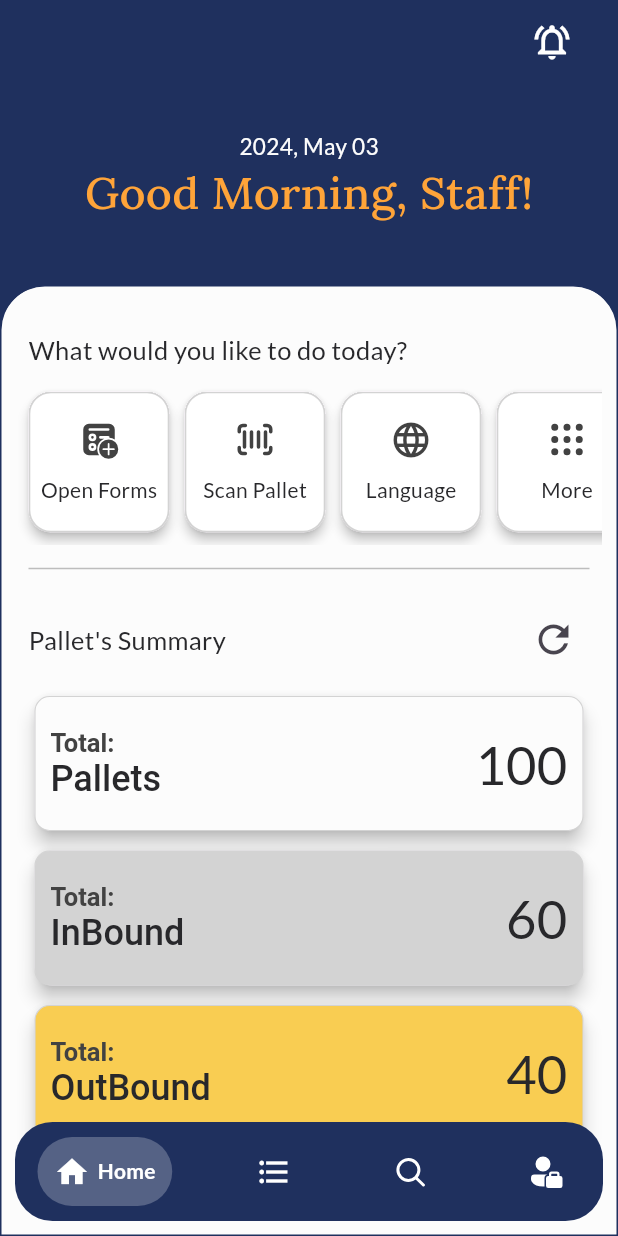
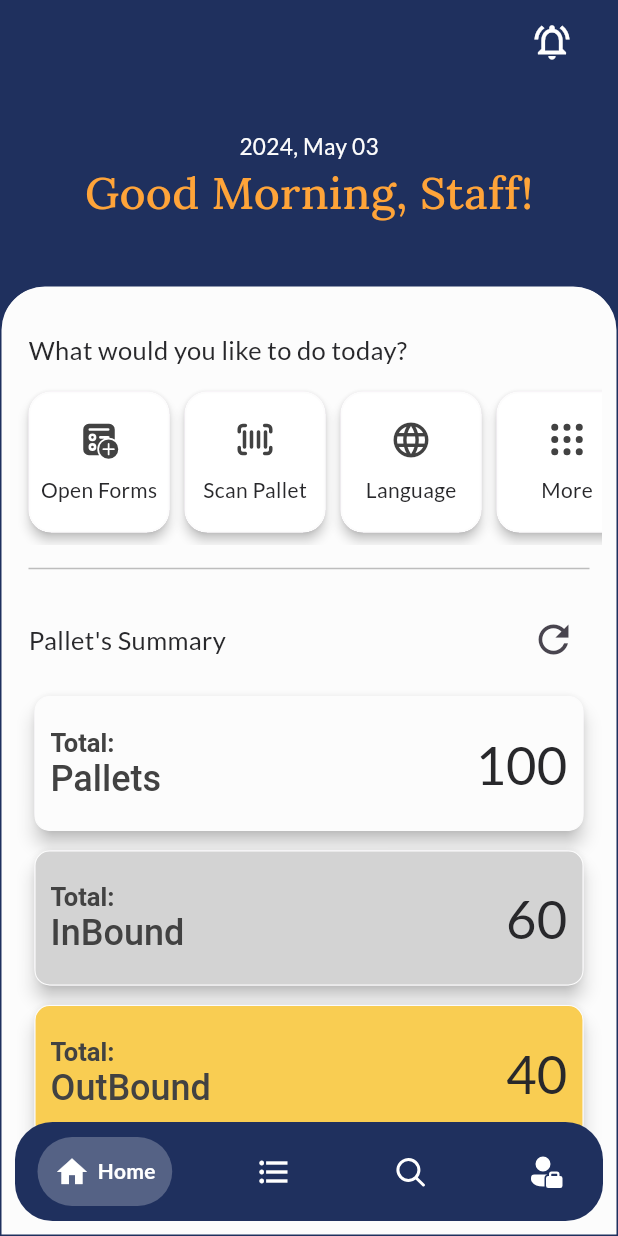
Before and after one commit to AfiqNSE/store_management_flutter_app, a Flutter app: the NavigationTabView screen opened directly, on a phone screen of 412 x 824 dp. Run offline on Flutter 3.47's test engine with Material 3 defaults, Android fonts, the phone set to English and light mode, and no system bars; drawn by our look-alikes of google_nav_bar; our stand-ins replace dropdown_button2, firebase_core, firebase_messaging, fluentui_system_icons, flutter_secure_storage, google_fonts; missing offline and left inert: flutter_barcode_scanner, syncfusion_flutter_signaturepad; accounts and stored records are empty; project files that could hold a hidden picture were left out.

Commit message:
Update colors

```diff
--- a/lib/view/home/home_view.dart
+++ b/lib/view/home/home_view.dart
@@ -4,6 +4,7 @@ import 'package:flutter/services.dart';
 import 'package:flutter_barcode_scanner/flutter_barcode_scanner.dart';
 import 'package:google_fonts/google_fonts.dart';
 import 'package:intl/intl.dart';
+import 'package:store_management_system/models/color_model.dart';
 import 'package:store_management_system/utils/main_utils.dart';
 import 'package:store_management_system/view/home/notification_view.dart';
 import 'package:store_management_system/view/pallet/pallet_form.dart';
@@ -47,7 +48,7 @@ class _HomeViewState extends State<HomeView> {
   Widget build(BuildContext context) {
     return Scaffold(
       appBar: AppBar(
-        backgroundColor: const Color.fromRGBO(31, 48, 94, 1),
+        backgroundColor: AppColor().blueZodiac,
         elevation: 0.0,
         actions: [
           Padding(
@@ -67,7 +68,7 @@ class _HomeViewState extends State<HomeView> {
         ],
       ),
       extendBody: true,
-      backgroundColor: const Color.fromRGBO(31, 48, 94, 1),
+      backgroundColor: AppColor().blueZodiac,
       body: Column(
         children: [
           Padding(
@@ -76,16 +77,16 @@ class _HomeViewState extends State<HomeView> {
               children: [
                 Text(
                   formattedDate,
-                  style: const TextStyle(
-                    color: Color.fromRGBO(252, 252, 252, 1),
+                  style: TextStyle(
+                    color: AppColor().milkWhite,
                     fontSize: 15,
                     fontWeight: FontWeight.w500,
                   ),
                 ),
                 Text(greetingMessage,
                     style: GoogleFonts.lora(
-                      textStyle: const TextStyle(
-                        color: Color.fromRGBO(255, 164, 57, 1),
+                      textStyle: TextStyle(
+                        color: AppColor().deepSaffron,
                         fontSize: 30,
                         fontWeight: FontWeight.w500,
                       ),
@@ -95,13 +96,13 @@ class _HomeViewState extends State<HomeView> {
           ),
           Expanded(
             child: Container(
-              decoration: const BoxDecoration(
-                color: Color.fromRGBO(252, 252, 252, 1),
-                borderRadius: BorderRadius.vertical(
+              decoration: BoxDecoration(
+                color: AppColor().milkWhite,
+                borderRadius: const BorderRadius.vertical(
                   top: Radius.circular(30.0),
                 ),
                 border: Border.fromBorderSide(BorderSide(
-                  color: Color.fromRGBO(31, 48, 94, 1),
+                  color: AppColor().blueZodiac,
                 )),
               ),
               child: Padding(
@@ -116,7 +117,6 @@ class _HomeViewState extends State<HomeView> {
                             Text(
                               'What would you like to do today?',
                               style: TextStyle(
-                                color: Color.fromRGBO(40, 40, 43, 1),
                                 fontSize: 17,
                                 fontWeight: FontWeight.w500,
                               ),
@@ -177,7 +177,6 @@ class _HomeViewState extends State<HomeView> {
                             const Text(
                               "Pallet's Summary",
                               style: TextStyle(
-                                color: Color.fromRGBO(40, 40, 43, 1),
                                 fontSize: 17,
                                 fontWeight: FontWeight.w500,
                               ),
@@ -241,7 +240,7 @@ class _HomeViewState extends State<HomeView> {
         child: Container(
           decoration: BoxDecoration(
             border: Border.all(
-              color: const Color.fromRGBO(211, 211, 211, 1),
+              color: AppColor().milkWhite,
               width: 1.2,
             ),
             borderRadius: BorderRadius.circular(15),
@@ -259,7 +258,6 @@ class _HomeViewState extends State<HomeView> {
               Text(
                 text,
                 style: const TextStyle(
-                  color: Color.fromRGBO(40, 40, 43, 1),
                   fontWeight: FontWeight.w500,
                   fontSize: 14,
                 ),
@@ -328,7 +326,7 @@ class _HomeViewState extends State<HomeView> {
           width: double.maxFinite,
           decoration: BoxDecoration(
             border: Border.all(
-              color: const Color.fromRGBO(211, 211, 211, 1),
+              color: AppColor().milkWhite,
               width: 0.7,
             ),
             borderRadius: BorderRadius.circular(10),
@@ -354,14 +352,12 @@ class _HomeViewState extends State<HomeView> {
                             style: const TextStyle(
                               fontSize: 24,
                               fontWeight: FontWeight.w500,
-                              color: Color.fromRGBO(40, 40, 43, 1),
                             )),
                       ]),
                 ),
                 Text(
                   '$value',
                   style: const TextStyle(
-                    color: Color.fromRGBO(40, 40, 43, 1),
                     fontWeight: FontWeight.w500,
                     fontSize: 35,
                   ),
--- a/lib/view/navigation/navigation_view.dart
+++ b/lib/view/navigation/navigation_view.dart
@@ -1,6 +1,7 @@
 import 'package:fluentui_system_icons/fluentui_system_icons.dart';
 import 'package:flutter/material.dart';
 import 'package:google_nav_bar/google_nav_bar.dart';
+import 'package:store_management_system/models/color_model.dart';
 import 'package:store_management_system/view/pallet/pallet_view.dart';
 import 'package:store_management_system/view/account/account_view.dart';
 import 'package:store_management_system/view/home/home_view.dart';
@@ -40,7 +41,7 @@ class _NavigationTabViewState extends State<NavigationTabView>
   @override
   Widget build(BuildContext context) {
     return Scaffold(
-      backgroundColor: const Color.fromRGBO(245, 254, 253, 1),
+      backgroundColor: AppColor().milkWhite,
       extendBody: true,
       body: TabBarView(
         physics: const NeverScrollableScrollPhysics(),
@@ -55,9 +56,9 @@ class _NavigationTabViewState extends State<NavigationTabView>
       bottomNavigationBar: Padding(
         padding: const EdgeInsets.all(10.0),
         child: Container(
-          decoration: const BoxDecoration(
-            borderRadius: BorderRadius.all(Radius.circular(25)),
-            color: Color.fromRGBO(31, 48, 94, 1),
+          decoration: BoxDecoration(
+            borderRadius: const BorderRadius.all(Radius.circular(25)),
+            color: AppColor().blueZodiac,
           ),
           child: Padding(
             padding: const EdgeInsets.symmetric(
```
Also changed, not shown: lib/view/account/account_view.dart (+8 -9 lines), lib/view/home/notification_view.dart (+5 -9 lines), lib/view/login/login_view.dart (+15 -17 lines), lib/view/search_history/search_history_view.dart (+6 -6 lines).
